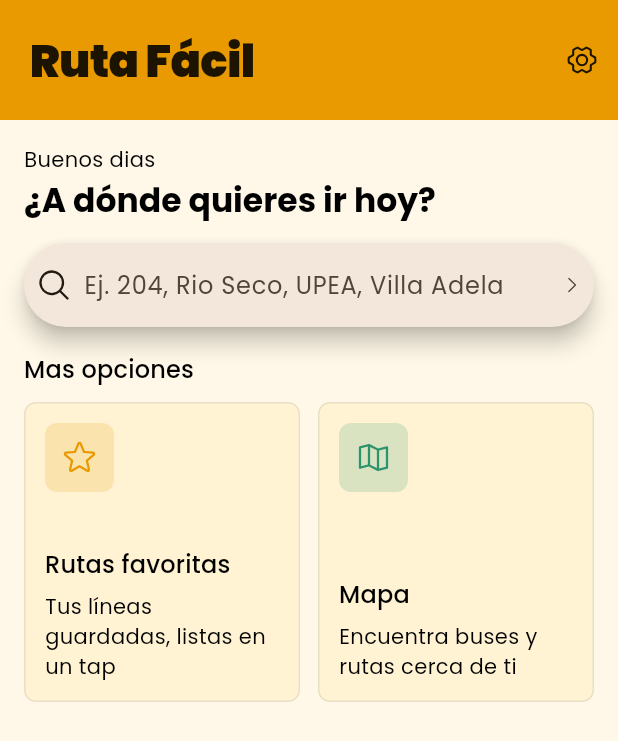
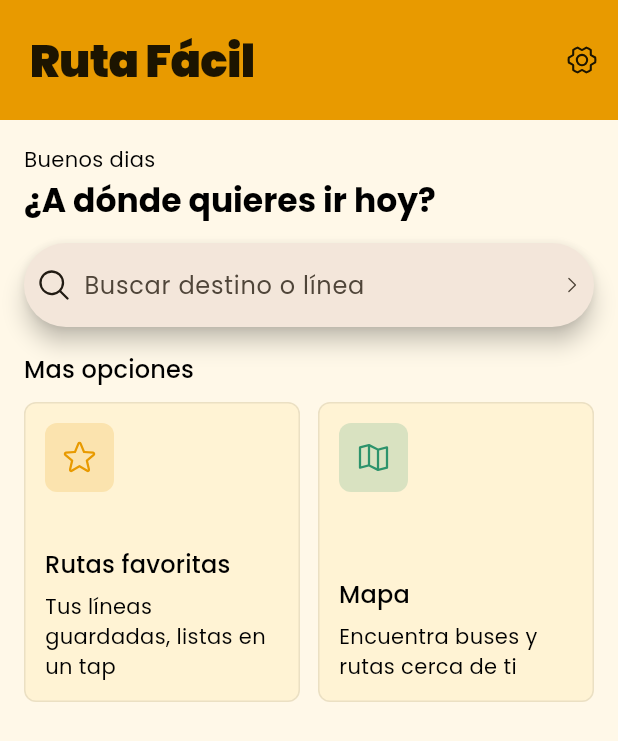
Before and after one commit to Nobody2077/mi_app, a Flutter app: the screen it shows after launch, on a phone screen of 412 x 824 dp. Shown: the top 741 px of the screen. Run offline on Flutter 3.47's test engine with Material 3 defaults, Android fonts, the phone set to English and light mode, and no system bars; our stand-ins replace flutter_map, geolocator, google_fonts, latlong2, permission_handler, phosphor_flutter and 3 more; accounts and stored records are empty.

Commit message:
fix(ui): hint de busqueda mas claro en el home
Co-Authored-By: Claude Fable 5 <noreply@anthropic.com>

```diff
--- a/lib/features/home/presentation/home_page.dart
+++ b/lib/features/home/presentation/home_page.dart
@@ -106,7 +106,7 @@ class HomePage extends StatelessWidget {
             onTap: goSearch,
             child: AbsorbPointer(
               child: SearchBar(
-                hintText: 'Ej. 204, Rio Seco, UPEA, Villa Adela',
+                hintText: 'Buscar destino o línea',
                 leading: PhosphorIcon(PhosphorIcons.magnifyingGlass()),
                 trailing: [PhosphorIcon(PhosphorIcons.caretRight(), size: 14)],
               ),
```
